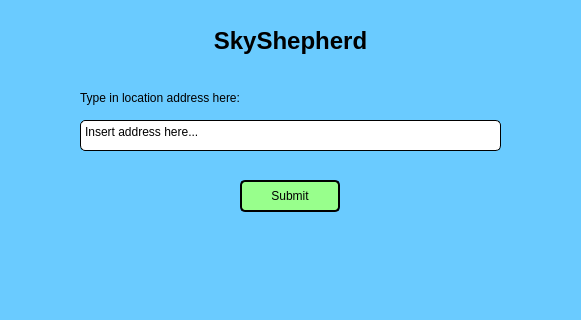
Before: the Qt Designer form main_page.ui in maximuskiii/TartanHacks2024, drawn with Qt 5; both pictures show x 110 to 691 and y 0 to 320 of the 800 by 600 pixel window.
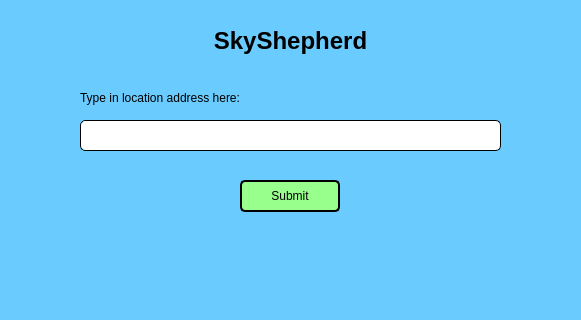
After: the same form once the commit is applied.

What changed in the file:
```diff
--- a/main_page.ui
+++ b/main_page.ui
@@ -55,13 +55,14 @@
      </rect>
     </property>
     <property name="styleSheet">
-     <string notr="true">background-color: rgb(255, 255, 255);
+     <string notr="true">color: rgb(0, 0, 0);
+background-color: white;
 border-radius: 5px;
 border: 1px solid black;</string>
     </property>
-    <property name="plainText">
+    <!-- <property name="plainText">
      <string>Insert address here...</string>
-    </property>
+    </property> -->
    </widget>
    <widget class="QLabel" name="label">
     <property name="geometry">
```
Left out of the diff: 3 changed lines with no effect on the pictures.
